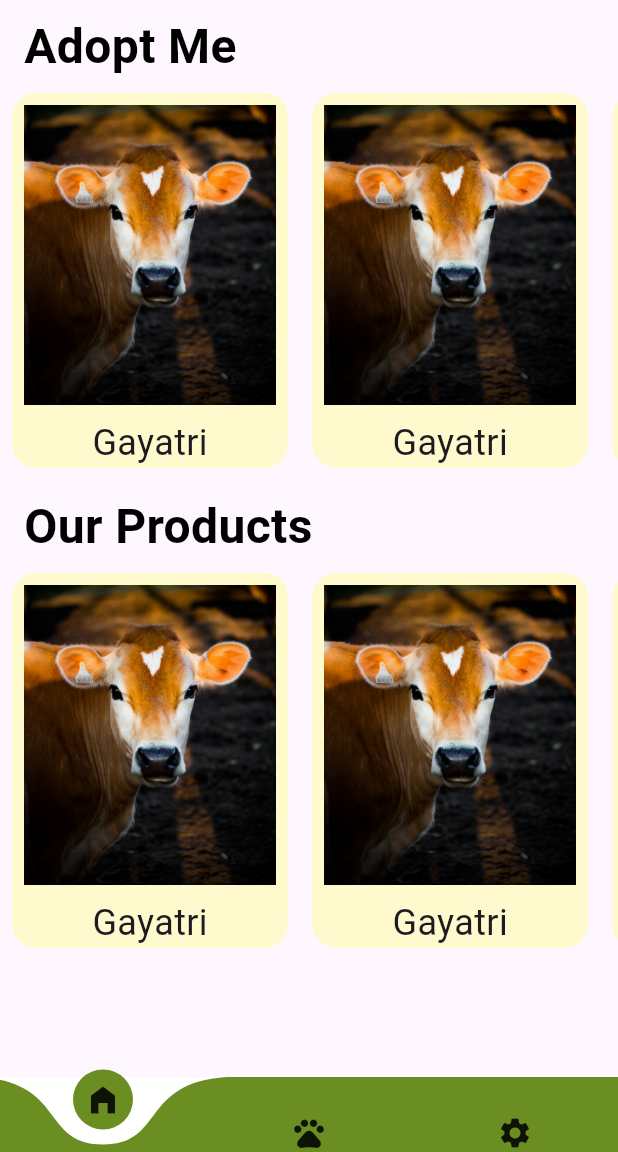
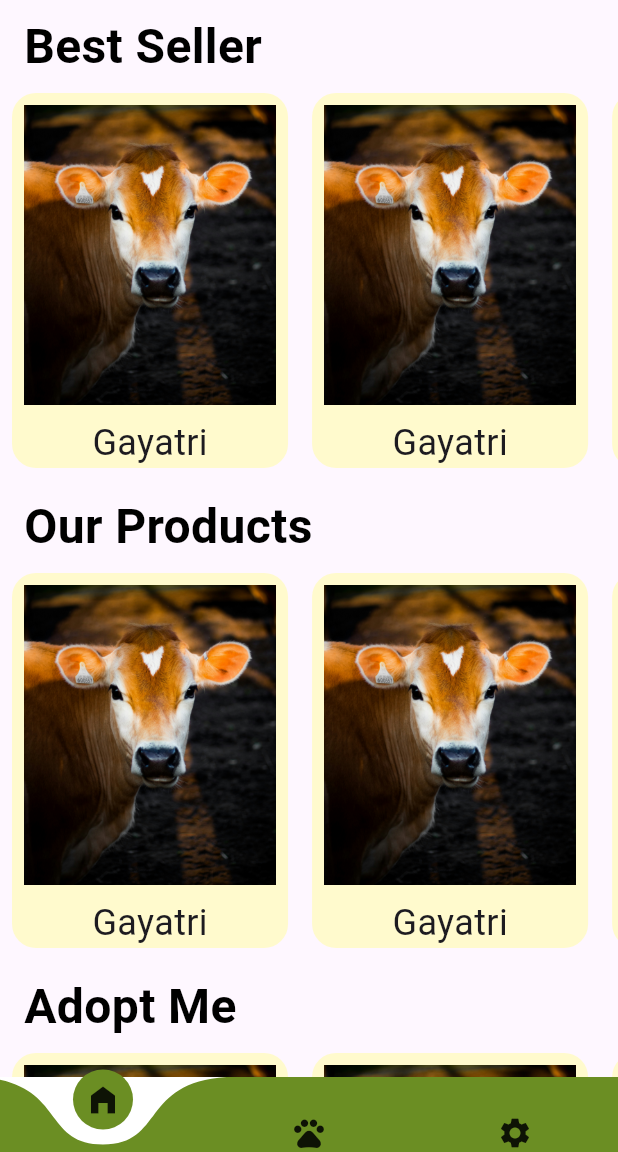
Before and after one commit to MamtaBhatt885/fur_ball, a Flutter app: the screen it shows after launch, on a phone screen of 412 x 824 dp, the part 84-1236 px from its top. Run offline on Flutter 3.47's test engine with Material 3 defaults, Android fonts, the phone set to English and light mode, and no system bars; drawn by our look-alikes of curved_navigation_bar.

Commit message:
Best seller

```diff
--- a/lib/core/constants/app_strings.dart
+++ b/lib/core/constants/app_strings.dart
@@ -0,0 +1,8 @@
+class AppStrings{
+  static String adoptMe ="Adopt Me";
+  static String ourProducts ="Our Products";
+  static String contactUs = "Contact Us";
+  static String bestSeller ="Best Seller";
+
+
+}
--- a/lib/features/home/home_screen.dart
+++ b/lib/features/home/home_screen.dart
@@ -1,5 +1,6 @@
 import 'package:flutter/material.dart';
 import 'package:fur_ball/core/constants/app_colors.dart';
+import 'package:fur_ball/core/constants/app_strings.dart';
 import 'package:fur_ball/core/widgets/reusable_texts/home_screen_heading_text.dart';
 import 'package:fur_ball/features/home/carousel/slider.dart';
 
@@ -15,7 +16,7 @@ class HomeScreen extends StatelessWidget {
       body: SingleChildScrollView(
         child: Column(
           children: [
-HomeScreenHeadingText(text: "Adopt Me"),
+HomeScreenHeadingText(text: AppStrings.bestSeller),
 
 Container(
   child: SingleChildScrollView(
@@ -30,7 +31,7 @@ Container(
 
   ),
 ),
-            HomeScreenHeadingText(text: "Our Products"),
+            HomeScreenHeadingText(text: AppStrings.ourProducts),
 
             Container(
               child: SingleChildScrollView(
@@ -46,6 +47,21 @@ Container(
               ),
             ),
 
+            HomeScreenHeadingText(text: AppStrings.adoptMe),
+
+            Container(
+              child: SingleChildScrollView(
+                scrollDirection: Axis.horizontal,
+                child: Row(
+                  children: [
+                    ReusableContainer(),
+                    ReusableContainer(),
+                    ReusableContainer(),
+                  ],
+                ),
+
+              ),
+            ),
 
           ],
         ),
```
